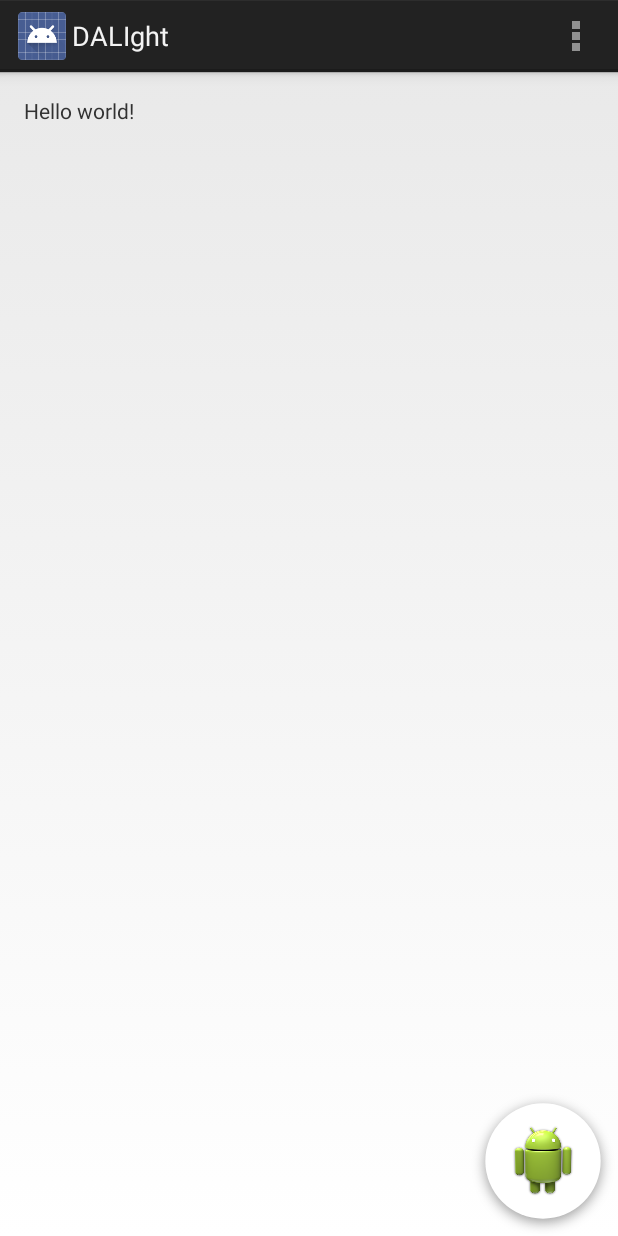
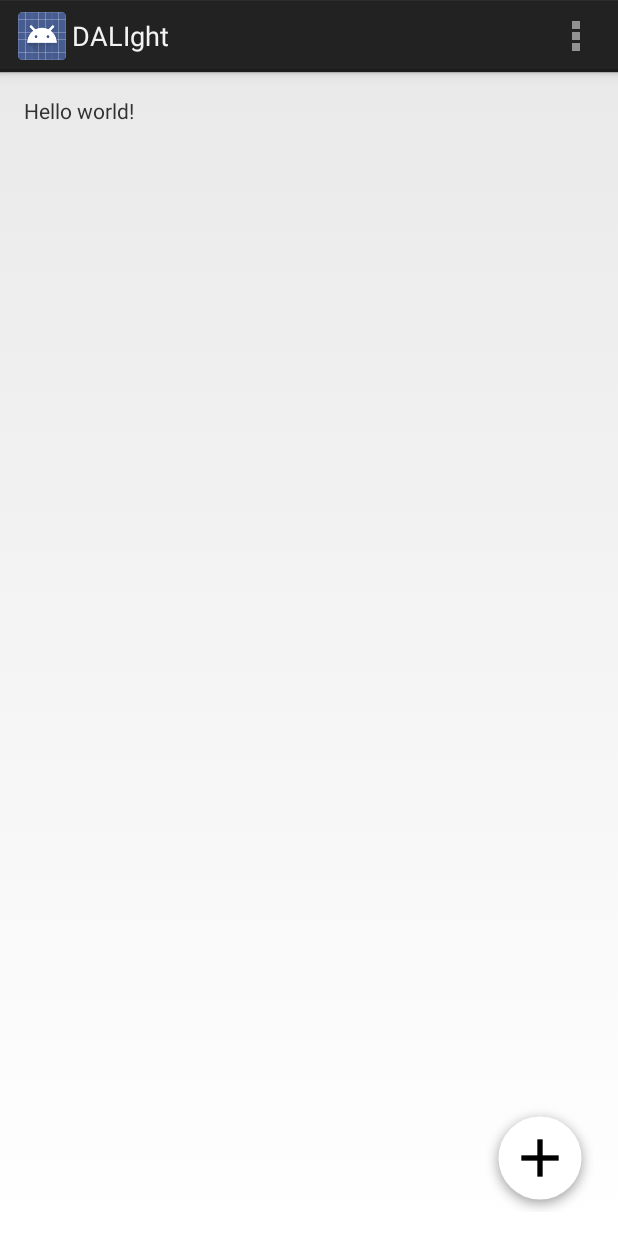
Before and after one commit to dalight1/App, an Android app: the screen it shows after launch (MainActivity), on a phone screen of 412 x 824 dp. Run offline under Robolectric (Android 15) with nearby library versions, the phone set to English and light mode, and no system bars.

Commit message:
add Icon for ADD

```diff
--- a/app/src/main/java/at/app/dalight/dalight/MainActivity.java
+++ b/app/src/main/java/at/app/dalight/dalight/MainActivity.java
@@ -19,11 +19,10 @@ public class MainActivity extends Activity {
         setContentView(R.layout.activity_main);
 
         addButton = new FloatingActionButton.Builder(this)
-                .withDrawable(getResources().getDrawable(R.drawable.ic_launcher))
+                .withDrawable(getResources().getDrawable(R.drawable.ic_add))
                 .withButtonColor(Color.WHITE)
                 .withGravity(Gravity.BOTTOM | Gravity.RIGHT)
-                .withMargins(0, 0, 32, 32)
-                .withButtonSize(100)
+                .withMargins(0, 0, 16, 16)
                 .create();
     }
 
```
Also changed, not shown: app/src/main/ic_add-web.png (added), app/src/main/res/drawable-hdpi/ic_add.png (added), app/src/main/res/drawable-mdpi/ic_add.png (added), app/src/main/res/drawable-xhdpi/ic_add.png (added), app/src/main/res/drawable-xxhdpi/ic_add.png (added), 1 other file.
